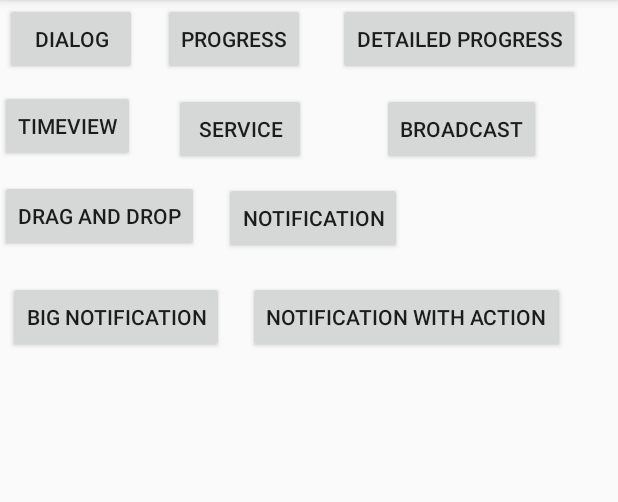
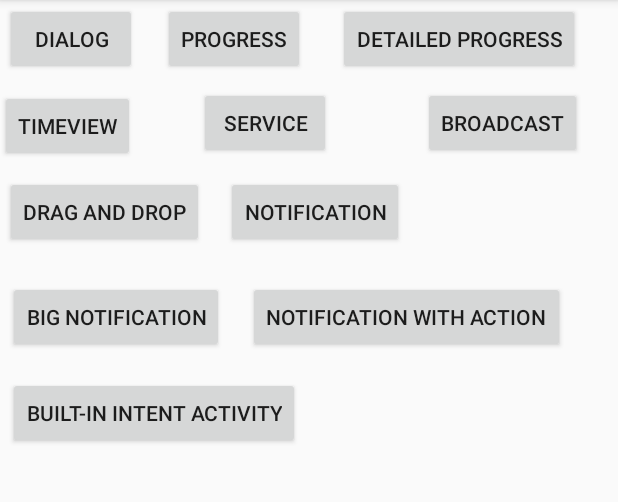
Before and after one commit to HTC77/android-examples, an Android app: the screen it shows after launch (MainActivity), on a phone screen of 412 x 824 dp, the part 84-586 px from its top. Run offline under Robolectric (Android 15) with nearby library versions, the light colour scheme and no system bars.

Commit message:
Built-in intents

```diff
--- a/app/build.gradle
+++ b/app/build.gradle
@@ -1,4 +1,6 @@
 apply plugin: 'com.android.application'
+apply plugin: 'kotlin-android'
+apply plugin: 'kotlin-android-extensions'
 
 android {
     compileSdkVersion 28
@@ -25,4 +27,5 @@ dependencies {
     testImplementation 'junit:junit:4.12'
     androidTestImplementation 'com.android.support.test:runner:1.0.2'
     androidTestImplementation 'com.android.support.test.espresso:espresso-core:3.0.2'
+    implementation "org.jetbrains.kotlin:kotlin-stdlib-jdk7:$kotlin_version"
 }
--- a/app/src/main/java/com/example/androidexamples/MainActivity.java
+++ b/app/src/main/java/com/example/androidexamples/MainActivity.java
@@ -151,6 +151,9 @@ public class MainActivity extends AppCompatActivity {
     public void onBtnActionNotificationClick(View v){
         displayNotification3();
     }
+    public void onBtnBuiltinActivityClick(View v){
+        startActivity(new Intent(this,IntentsActivity.class));
+    }
 
     private void displayNotification() {
         // Create an explicit intent for an Activity in your app
--- a/app/src/main/res/layout/activity_main.xml
+++ b/app/src/main/res/layout/activity_main.xml
@@ -10,11 +10,13 @@
         android:id="@+id/button8"
         android:layout_width="wrap_content"
         android:layout_height="wrap_content"
+        android:layout_marginStart="18dp"
+        android:layout_marginLeft="18dp"
         android:layout_marginTop="11dp"
         android:onClick="onBtnNotificationClick"
         android:text="Notification"
-        app:layout_constraintStart_toEndOf="@+id/button7"
-        app:layout_constraintTop_toBottomOf="@+id/button4" />
+        app:layout_constraintStart_toStartOf="@+id/btnService"
+        app:layout_constraintTop_toBottomOf="@+id/btnService" />
 
     <Button
         android:id="@+id/button"
@@ -25,6 +27,8 @@
         android:layout_marginTop="2dp"
         android:onClick="onBtnDialogClick"
         android:text="Dialog"
+        app:layout_constraintEnd_toStartOf="@+id/button2"
+        app:layout_constraintHorizontal_chainStyle="spread_inside"
         app:layout_constraintStart_toStartOf="parent"
         app:layout_constraintTop_toTopOf="parent" />
 
@@ -32,11 +36,12 @@
         android:id="@+id/button2"
         android:layout_width="wrap_content"
         android:layout_height="wrap_content"
-        android:layout_marginStart="17dp"
-        android:layout_marginLeft="17dp"
         android:layout_marginTop="2dp"
+        android:layout_marginEnd="5dp"
+        android:layout_marginRight="5dp"
         android:onClick="onBtnProgressClick"
         android:text="Progress"
+        app:layout_constraintEnd_toStartOf="@+id/button3"
         app:layout_constraintStart_toEndOf="@+id/button"
         app:layout_constraintTop_toTopOf="parent" />
 
@@ -50,51 +55,57 @@
         android:onClick="onBtnDetailedProgressClick"
         android:text="Detailed Progress"
         app:layout_constraintEnd_toEndOf="parent"
+        app:layout_constraintStart_toEndOf="@+id/button2"
         app:layout_constraintTop_toTopOf="parent" />
 
     <Button
         android:id="@+id/button5"
         android:layout_width="wrap_content"
         android:layout_height="wrap_content"
-        android:layout_marginTop="10dp"
+        android:layout_marginBottom="9dp"
         android:onClick="onBtnTimeViewClick"
         android:text="TimeView"
-        app:layout_constraintStart_toStartOf="parent"
-        app:layout_constraintTop_toBottomOf="@+id/button" />
+        app:layout_constraintBottom_toTopOf="@+id/button6"
+        app:layout_constraintEnd_toStartOf="@+id/btnService"
+        app:layout_constraintHorizontal_chainStyle="spread_inside"
+        app:layout_constraintStart_toStartOf="parent" />
 
     <Button
         android:id="@+id/btnService"
         android:layout_width="wrap_content"
         android:layout_height="wrap_content"
-        android:layout_marginStart="7dp"
-        android:layout_marginLeft="7dp"
-        android:layout_marginBottom="10dp"
+        android:layout_marginTop="8dp"
+        android:layout_marginEnd="19dp"
+        android:layout_marginRight="19dp"
         android:onClick="onBtnServiceClick"
         android:text="Service"
-        app:layout_constraintBottom_toTopOf="@+id/button6"
-        app:layout_constraintStart_toStartOf="@+id/button2" />
+        app:layout_constraintEnd_toStartOf="@+id/button4"
+        app:layout_constraintStart_toEndOf="@+id/button5"
+        app:layout_constraintTop_toBottomOf="@+id/button2" />
 
     <Button
         android:id="@+id/button4"
         android:layout_width="wrap_content"
         android:layout_height="wrap_content"
-        android:layout_marginTop="12dp"
-        android:layout_marginEnd="26dp"
-        android:layout_marginRight="26dp"
+        android:layout_marginTop="8dp"
+        android:layout_marginEnd="24dp"
+        android:layout_marginRight="24dp"
         android:onClick="onBtnBroadcastClick"
         android:text="Broadcast"
-        app:layout_constraintEnd_toEndOf="@+id/button3"
+        app:layout_constraintEnd_toEndOf="parent"
+        app:layout_constraintStart_toEndOf="@+id/btnService"
         app:layout_constraintTop_toBottomOf="@+id/button3" />
 
     <Button
         android:id="@+id/button6"
         android:layout_width="wrap_content"
         android:layout_height="wrap_content"
-        android:layout_marginTop="12dp"
+        android:layout_marginStart="3dp"
+        android:layout_marginLeft="3dp"
         android:onClick="onBtnDragDropClick"
         android:text="Drag and Drop"
-        app:layout_constraintStart_toStartOf="parent"
-        app:layout_constraintTop_toBottomOf="@+id/button5" />
+        app:layout_constraintBaseline_toBaselineOf="@+id/button8"
+        app:layout_constraintStart_toStartOf="parent" />
 
     <Button
         android:id="@+id/button7"
@@ -113,9 +124,21 @@
         android:layout_height="wrap_content"
         android:layout_marginStart="16dp"
         android:layout_marginLeft="16dp"
-        android:layout_marginTop="18dp"
+        android:layout_marginBottom="16dp"
         android:onClick="onBtnActionNotificationClick"
         android:text="Notification with action"
-        app:layout_constraintStart_toEndOf="@+id/button7"
-        app:layout_constraintTop_toBottomOf="@+id/button8" />
+        app:layout_constraintBottom_toTopOf="@+id/button10"
+        app:layout_constraintStart_toEndOf="@+id/button7" />
+
+    <Button
+        android:id="@+id/button10"
+        android:layout_width="wrap_content"
+        android:layout_height="wrap_content"
+        android:layout_marginStart="5dp"
+        android:layout_marginLeft="5dp"
+        android:layout_marginTop="251dp"
+        android:onClick="onBtnBuiltinActivityClick"
+        android:text="Built-in Intent Activity"
+        app:layout_constraintStart_toStartOf="parent"
+        app:layout_constraintTop_toTopOf="parent" />
 </android.support.constraint.ConstraintLayout>
--- a/build.gradle
+++ b/build.gradle
@@ -1,6 +1,8 @@
 // Top-level build file where you can add configuration options common to all sub-projects/modules.
 
 buildscript {
+    ext.kotlin_version = '1.3.31'
+
     repositories {
         google()
         jcenter()
@@ -11,7 +13,7 @@ buildscript {
 
         // NOTE: Do not place your application dependencies here; they belong
         // in the individual module build.gradle files
-    }
+    classpath "org.jetbrains.kotlin:kotlin-gradle-plugin:$kotlin_version" }
 }
 
 allprojects {
```
Also changed, not shown: app/src/main/AndroidManifest.xml (+12 -1 lines), app/src/main/java/com/example/androidexamples/IntentsActivity.kt (added, +70 -0 lines), app/src/main/java/com/example/androidexamples/MyBrowserActivity.kt (added, +25 -0 lines), app/src/main/res/layout/activity_intents.xml (added, +98 -0 lines), app/src/main/res/layout/activity_my_browser.xml (added, +25 -0 lines), app/src/main/res/drawable/ic_snooze.png (added).
